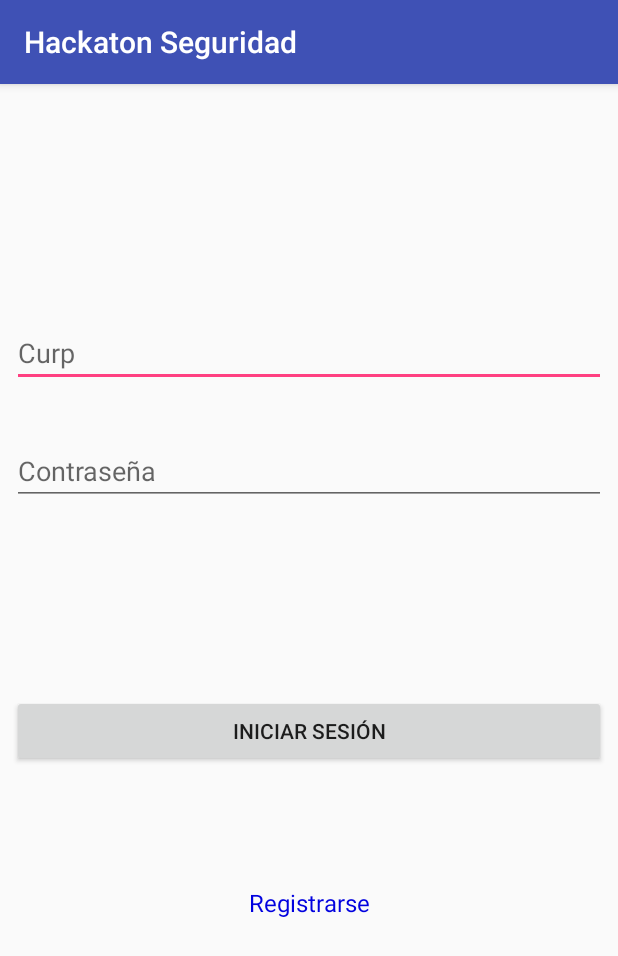
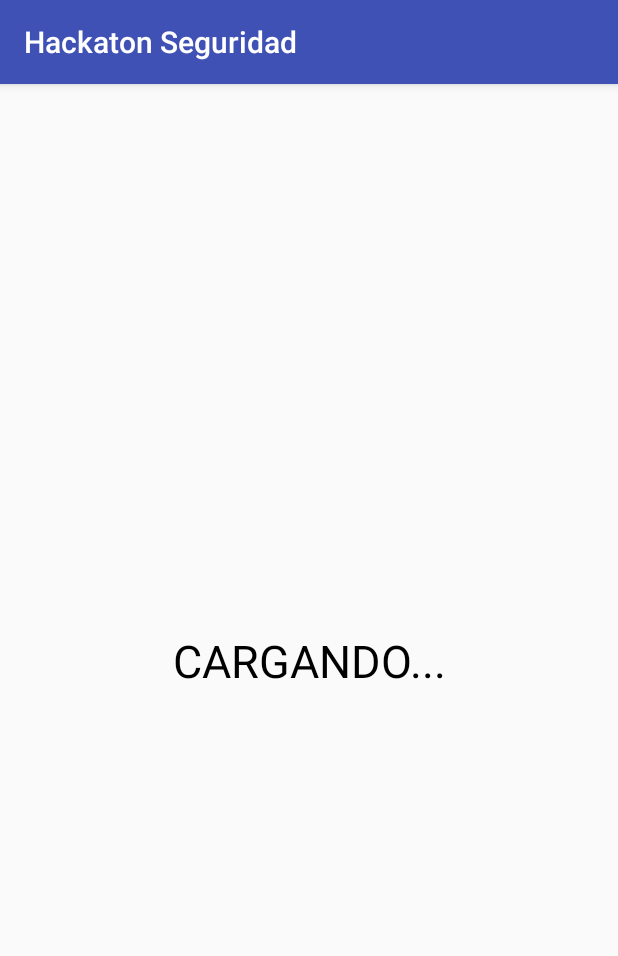
Before and after one commit to adrianLgaL/MyEasyAlert, an Android app: the screen it shows after launch (MainActivity), on a phone screen of 412 x 824 dp. Shown: the top 956 px of the screen. Run offline under Robolectric (Android 15) with nearby library versions, the phone set to English and light mode, and no system bars.

Commit message:
Pantalla de cargando

```diff
--- a/HackatonSeguridad/app/src/main/AndroidManifest.xml
+++ b/HackatonSeguridad/app/src/main/AndroidManifest.xml
@@ -21,7 +21,8 @@
         </activity>
         <activity android:name=".Menu" />
         <activity android:name=".Registro" />
-        <activity android:name=".enCamino"></activity>
+        <activity android:name=".enCamino" />
+        <activity android:name=".loguearse"></activity>
     </application>
 
 </manifest>
--- a/HackatonSeguridad/app/src/main/java/com/example/computacion/hackatonseguridad/Registro.java
+++ b/HackatonSeguridad/app/src/main/java/com/example/computacion/hackatonseguridad/Registro.java
@@ -42,7 +42,7 @@ public class Registro extends AppCompatActivity {
             Toast.makeText(this, "Llenar espacios vacios", Toast.LENGTH_SHORT).show();
         }
         else {
-            Intent i = new Intent(this,MainActivity.class);
+            Intent i = new Intent(this,loguearse.class);
             i.putExtra("latitud",latitud);
             i.putExtra("longitud",longitud);
             startActivity(i);
--- a/HackatonSeguridad/app/src/main/res/layout/activity_main.xml
+++ b/HackatonSeguridad/app/src/main/res/layout/activity_main.xml
@@ -6,71 +6,19 @@
     android:layout_height="match_parent"
     tools:context="com.example.computacion.hackatonseguridad.MainActivity">
 
-    <EditText
-        android:id="@+id/txtCurp"
-        android:layout_width="0dp"
-        android:layout_height="wrap_content"
-        android:layout_marginBottom="8dp"
-        android:layout_marginEnd="8dp"
-        android:layout_marginStart="8dp"
-        android:layout_marginTop="8dp"
-        android:ems="10"
-        android:hint="Curp"
-        android:inputType="textPersonName"
-        app:layout_constraintBottom_toBottomOf="parent"
-        app:layout_constraintEnd_toEndOf="parent"
-        app:layout_constraintStart_toStartOf="parent"
-        app:layout_constraintTop_toTopOf="parent"
-        app:layout_constraintVertical_bias="0.20999998" />
-
-    <EditText
-        android:id="@+id/txtContra"
-        android:layout_width="0dp"
-        android:layout_height="wrap_content"
-        android:layout_marginBottom="8dp"
-        android:layout_marginEnd="8dp"
-        android:layout_marginStart="8dp"
-        android:layout_marginTop="8dp"
-        android:ems="10"
-        android:hint="Contraseña"
-        android:inputType="textPassword"
-        app:layout_constraintBottom_toBottomOf="parent"
-        app:layout_constraintEnd_toEndOf="parent"
-        app:layout_constraintStart_toStartOf="parent"
-        app:layout_constraintTop_toBottomOf="@+id/txtCurp"
-        app:layout_constraintVertical_bias="0.050000012" />
-
-    <Button
-        android:id="@+id/button"
-        android:layout_width="0dp"
-        android:layout_height="wrap_content"
-        android:layout_marginBottom="8dp"
-        android:layout_marginEnd="8dp"
-        android:layout_marginStart="8dp"
-        android:layout_marginTop="8dp"
-        android:onClick="iniciarSesion"
-        android:text="Iniciar Sesión"
-        app:layout_constraintBottom_toBottomOf="parent"
-        app:layout_constraintEnd_toEndOf="parent"
-        app:layout_constraintStart_toStartOf="parent"
-        app:layout_constraintTop_toBottomOf="@+id/txtContra"
-        app:layout_constraintVertical_bias="0.27999997" />
-
     <TextView
-        android:id="@+id/txtregistro"
+        android:id="@+id/textView3"
         android:layout_width="wrap_content"
         android:layout_height="wrap_content"
         android:layout_marginBottom="8dp"
         android:layout_marginEnd="8dp"
         android:layout_marginStart="8dp"
         android:layout_marginTop="8dp"
-        android:onClick="registrarse"
-        android:text="Registrarse"
-        android:textColor="#0101DF"
-        android:textSize="16sp"
+        android:text="CARGANDO..."
+        android:textColor="#000000"
+        android:textSize="30sp"
         app:layout_constraintBottom_toBottomOf="parent"
         app:layout_constraintEnd_toEndOf="parent"
         app:layout_constraintStart_toStartOf="parent"
-        app:layout_constraintTop_toBottomOf="@+id/button"
-        app:layout_constraintVertical_bias="0.26" />
+        app:layout_constraintTop_toTopOf="parent" />
 </android.support.constraint.ConstraintLayout>
```
Also changed, not shown: HackatonSeguridad/app/src/main/java/com/example/computacion/hackatonseguridad/MainActivity.java (+8 -42 lines), HackatonSeguridad/app/src/main/java/com/example/computacion/hackatonseguridad/loguearse.java (added, +55 -0 lines), HackatonSeguridad/app/src/main/res/layout/activity_loguearse.xml (added, +76 -0 lines).
